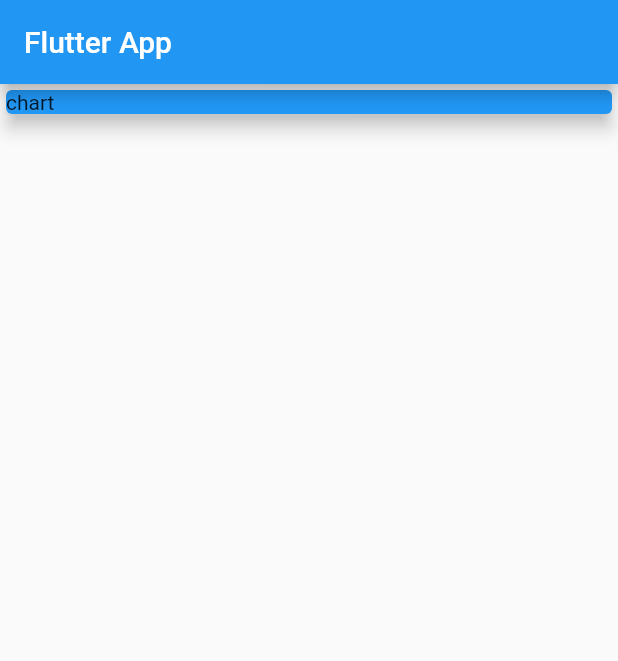
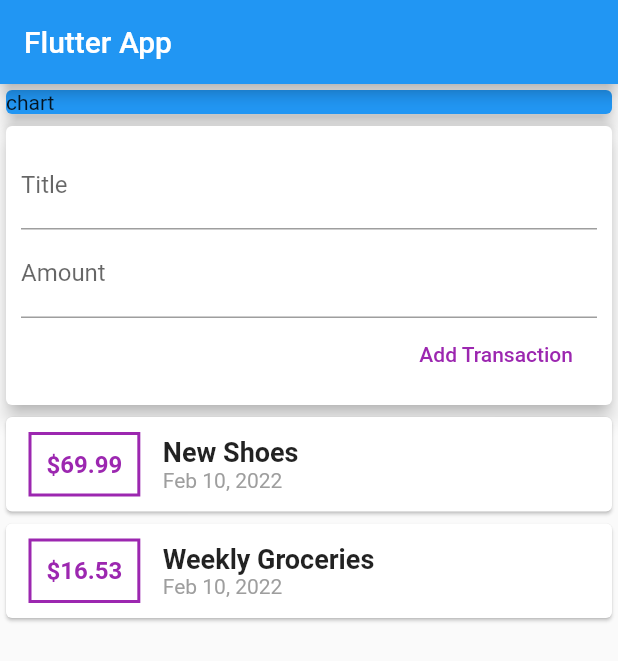
Before and after one commit to lunaticSKE12/flutter-expenses-app, a Flutter app: the screen it shows after launch, on a phone screen of 412 x 824 dp. Shown: the top 661 px of the screen. Run offline on Flutter 3.47's test engine with Material 2 defaults, Android fonts, the phone set to English and light mode, and no system bars.

Commit message:
Connecting Widgets & Managing Data / State

```diff
--- a/lib/main.dart
+++ b/lib/main.dart
@@ -1,3 +1,4 @@
+import './widgets/user_transactions.dart';
 import 'package:flutter/material.dart';
 
 void main() {
@@ -39,6 +40,7 @@ class MyHomePage extends StatelessWidget {
                 elevation: 5,
               ),
             ),
+            UserTransactions()
           ],
         ));
   }
--- a/lib/widgets/user_transaction.dart
+++ b/lib/widgets/user_transactions.dart
@@ -4,14 +4,14 @@ import './new_transaction.dart';
 import './transaction_list.dart';
 import '../models/tansaction.dart';
 
-class UserTransaction extends StatefulWidget {
-  const UserTransaction({Key? key}) : super(key: key);
+class UserTransactions extends StatefulWidget {
+  const UserTransactions({Key? key}) : super(key: key);
 
   @override
   _UserTransactionState createState() => _UserTransactionState();
 }
 
-class _UserTransactionState extends State<UserTransaction> {
+class _UserTransactionState extends State<UserTransactions> {
   final List<Transaction> _userTransactions = [
     Transaction(
       id: 't1',
@@ -26,6 +26,19 @@ class _UserTransactionState extends State<UserTransaction> {
       date: DateTime.now(),
     ),
   ];
+
+  void _addNewTransaction(String txTitle, double txAmount) {
+    final newTx = Transaction(
+        title: txTitle,
+        amount: txAmount,
+        date: DateTime.now(),
+        id: DateTime.now().toString());
+
+    setState(() {
+      _userTransactions.add(newTx);
+    });
+  }
+
   @override
   Widget build(BuildContext context) {
     return Column(
```
